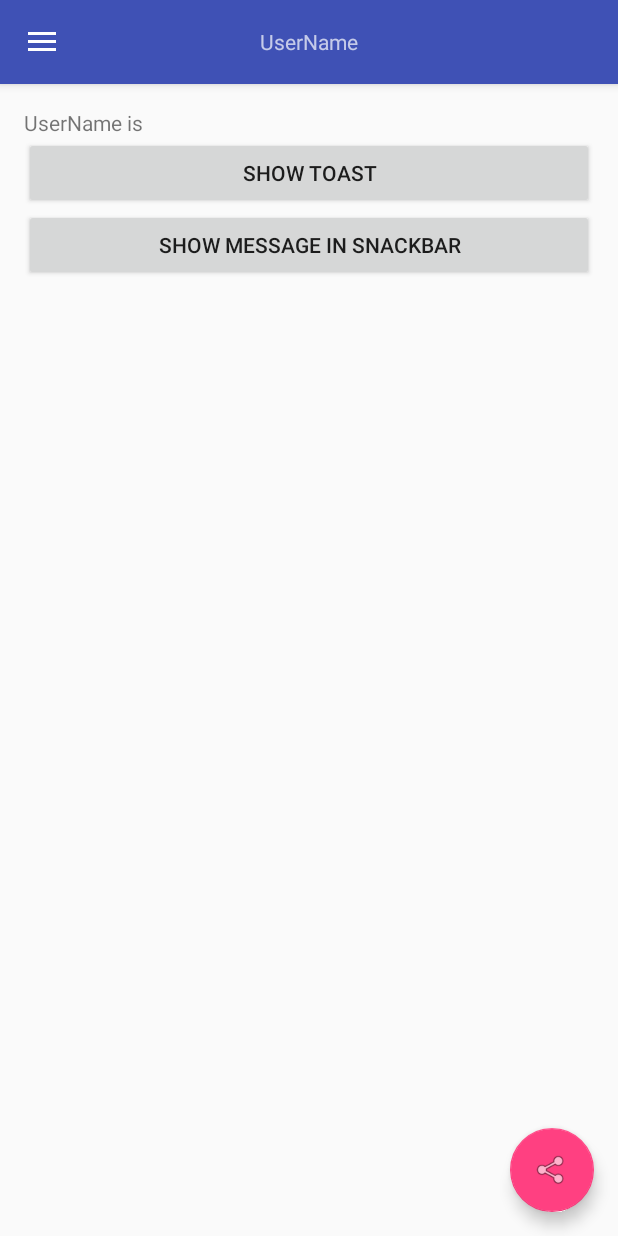
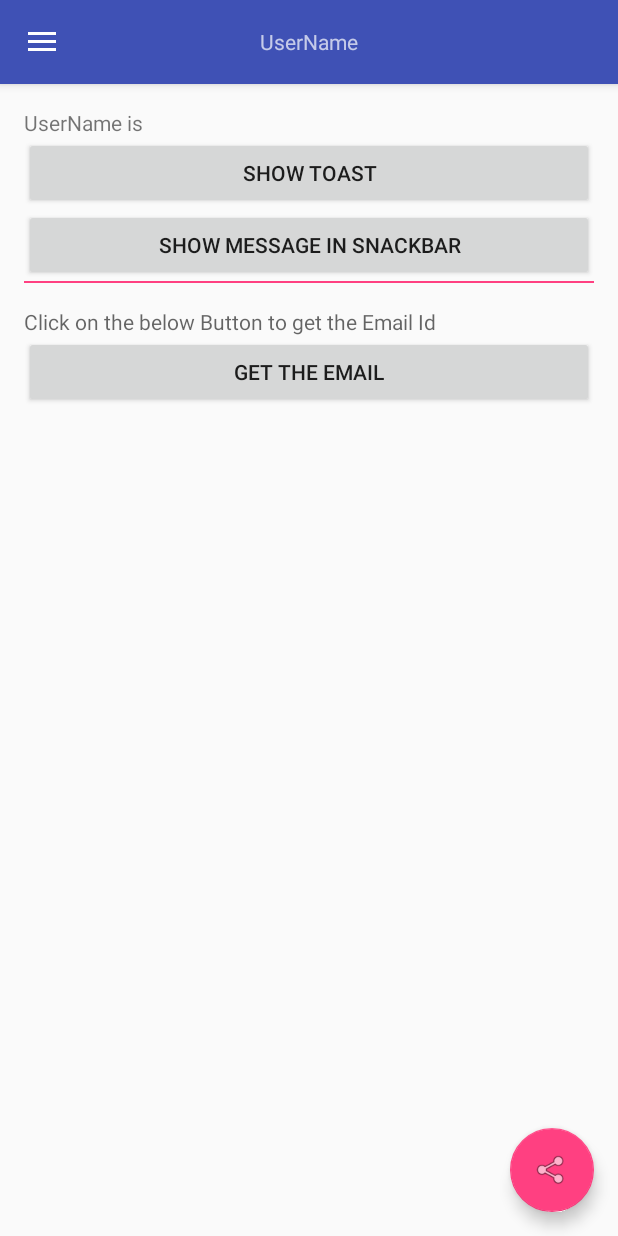
Before and after one commit to TechnoBlogger14o3/Kotlin-Demo, an Android app: the fragment FragmentNextWithBundle placed in its activity, on a phone screen of 412 x 824 dp. Run offline under Robolectric (Android 15) with nearby library versions, the phone set to English and light mode, and no system bars; our stand-ins replace data binding; 1 statement that could not run was skipped.

Commit message:
Updated with Shared Preferences

```diff
--- a/app/src/main/AndroidManifest.xml
+++ b/app/src/main/AndroidManifest.xml
@@ -2,14 +2,15 @@
 <manifest xmlns:android="http://schemas.android.com/apk/res/android"
     package="com.kotlin.demo">
 
-    <uses-permission android:name="android.permission.INTERNET"/>
-    <uses-permission android:name="android.permission.ACCESS_NETWORK_STATE"/>
+    <uses-permission android:name="android.permission.INTERNET" />
+    <uses-permission android:name="android.permission.ACCESS_NETWORK_STATE" />
 
     <application
         android:name=".AppSingleton"
         android:allowBackup="true"
         android:icon="@mipmap/ic_launcher"
         android:label="@string/app_name"
+        android:largeHeap="true"
         android:supportsRtl="true"
         android:theme="@style/AppTheme">
         <activity android:name=".activities.SplashActivity">
--- a/app/src/main/java/com/kotlin/demo/AppSingleton.kt
+++ b/app/src/main/java/com/kotlin/demo/AppSingleton.kt
@@ -3,6 +3,7 @@ package com.kotlin.demo
 import android.app.Application
 
 import com.kotlin.demo.activities.MainActivity
+import com.kotlin.demo.supports.AppPreferences
 import com.kotlin.demo.utility.FragmentOrganiser
 
 
@@ -38,8 +39,14 @@ class AppSingleton : Application() {
         fragmentOrganiser = null
     }
 
+    override fun onCreate() {
+        appPreference = AppPreferences(applicationContext)
+        super.onCreate()
+    }
+
     companion object {
         private var appSingleton: AppSingleton? = null
+        var appPreference: AppPreferences? = null
         val instance: AppSingleton
             get() {
                 if (appSingleton == null)
--- a/app/src/main/java/com/kotlin/demo/activities/MainActivity.kt
+++ b/app/src/main/java/com/kotlin/demo/activities/MainActivity.kt
@@ -37,7 +37,7 @@ class MainActivity : AppCompatActivity(), NavigationView.OnNavigationItemSelecte
         super.onCreate(savedInstanceState)
         val activityMainBinding: ActivityMainBinding = DataBindingUtil.setContentView(this, R.layout.activity_main)
 
-        toolbar.setTitle(" ")
+        toolbar.title = " "
         setSupportActionBar(toolbar)
 
         fab.setOnClickListener { _ ->
--- a/app/src/main/java/com/kotlin/demo/fragments/FragmentHome.kt
+++ b/app/src/main/java/com/kotlin/demo/fragments/FragmentHome.kt
@@ -7,16 +7,20 @@ import android.view.LayoutInflater
 import android.view.View
 import android.view.ViewGroup
 import com.kotlin.demo.AppSingleton
+import com.kotlin.demo.AppSingleton.Companion.appPreference
 import com.kotlin.demo.R
 import com.kotlin.demo.databinding.FragmentHomeBinding
 import com.kotlin.demo.supports.AppConstants
-import com.kotlin.demo.utility.AppLogger
+import com.kotlin.demo.supports.AppPreferences
+import com.kotlin.demo.utility.MyValidations
 
 /***
  * Created by Techno Blogger on 18/10/17.
  */
 class FragmentHome : Fragment() {
 
+    var strUserName: String = ""
+    var strEmail: String = ""
 
     override fun onCreateView(inflater: LayoutInflater?, container: ViewGroup?, savedInstanceState: Bundle?): View? {
         val fragmentHomeBinding: FragmentHomeBinding = DataBindingUtil.inflate(inflater, R.layout.fragment_home, container, false)
@@ -24,14 +28,16 @@ class FragmentHome : Fragment() {
 
         AppSingleton.instance.activityInstance!!.setTitle(resources.getString(R.string.home))
 
+        appPreference = (AppPreferences(context))
+        val userName = AppSingleton.appPreference!!.userEmail
 
         // Implementing onClickListener on Button
         fragmentHomeBinding.btnNext.setOnClickListener {
-            val userName: String = fragmentHomeBinding.edtUser.text.toString()
-            if (userName.length > 3) {
+            strUserName = fragmentHomeBinding.edtUser.text.toString()
+            if (strUserName.length > 3) {
                 val bundle = Bundle()
-                bundle.putString(AppConstants.BundleKeys().strBundleUserName, userName)
-                AppSingleton.instance.flowOrganization.replace(FragmentNextWithBundle(), bundle, false)
+                bundle.putString(AppConstants.BundleKeys().strBundleUserName, strUserName)
+                AppSingleton.instance.flowOrganization.replace(FragmentNextWithBundle(), bundle, true)
             } else {
                 AppSingleton.instance.activityInstance!!.showSnackBar(rootView, AppConstants.Constants().strEnterValidUserName)
             }
@@ -39,7 +45,19 @@ class FragmentHome : Fragment() {
 
         fragmentHomeBinding.btnReset.setOnClickListener {
             fragmentHomeBinding.edtUser.setText("")
+            AppSingleton.appPreference!!.userEmail = ""
         }
+
+        fragmentHomeBinding.btnSave.setOnClickListener {
+            strEmail = fragmentHomeBinding.edtEmail.text.toString()
+            if (MyValidations().isValidEmail(strEmail)) {
+                AppSingleton.appPreference!!.userEmail = strEmail
+                AppSingleton.instance.activityInstance!!.showSnackBar(rootView, AppConstants.Constants().strUserNameSaved)
+            } else {
+                AppSingleton.instance.activityInstance!!.showSnackBar(rootView, AppConstants.Constants().strEnterValidEmail)
+            }
+        }
+
         return rootView
     }
 
--- a/app/src/main/java/com/kotlin/demo/fragments/FragmentNextWithBundle.kt
+++ b/app/src/main/java/com/kotlin/demo/fragments/FragmentNextWithBundle.kt
@@ -19,21 +19,27 @@ import com.kotlin.demo.supports.AppConstants
 class FragmentNextWithBundle : Fragment(), View.OnClickListener {
 
     var userName: String = ""
+    var userEmail: String = ""
+    private lateinit var fragmentNext: FragmentNextBinding
+
     @SuppressLint("SetTextI18n")
     override fun onCreateView(inflater: LayoutInflater?, container: ViewGroup?, savedInstanceState: Bundle?): View? {
-        val fragmentNext: FragmentNextBinding = DataBindingUtil.inflate(inflater, R.layout.fragment_next, container, false)
+        fragmentNext = DataBindingUtil.inflate(inflater, R.layout.fragment_next, container, false)
         val rootView = fragmentNext.root
 
         AppSingleton.instance.activityInstance!!.setTitle(resources.getString(R.string.username))
+        // Getting value by Bundle
         val args = arguments
         userName = args.getString(AppConstants.BundleKeys().strBundleUserName)
 
-        if (userName != null) {
-            fragmentNext.txtUserName.text = "UserName is $userName"
-        }
+        // Getting value by Shared Preferences
+        userEmail = AppSingleton.appPreference!!.userEmail
+
+        fragmentNext.txtUserName.text = "UserName is $userName"
 
         fragmentNext.btnSnackBar.setOnClickListener(this)
         fragmentNext.btnToast.setOnClickListener(this)
+        fragmentNext.btnGetEmail.setOnClickListener(this)
         return rootView
     }
 
@@ -41,7 +47,11 @@ class FragmentNextWithBundle : Fragment(), View.OnClickListener {
         when (view!!.id) {
             R.id.btnToast -> Toast.makeText(AppSingleton.instance.activityInstance, userName, Toast.LENGTH_SHORT).show()
             R.id.btnSnackBar -> AppSingleton.instance.activityInstance!!.showSnackBar(view, userName)
+            R.id.btnGetEmail -> if (userEmail == "") {
+                AppSingleton.instance.activityInstance!!.showSnackBar(view, AppConstants.Constants().strEmailNotProvided)
+            } else {
+                fragmentNext.txtUserEmail.text = userEmail
+            }
         }
     }
-
 }
--- a/app/src/main/java/com/kotlin/demo/supports/AppConstants.kt
+++ b/app/src/main/java/com/kotlin/demo/supports/AppConstants.kt
@@ -7,6 +7,9 @@ interface AppConstants {
     class Constants {
         val strPressTwice = "Press Twice To Exit"
         val strEnterValidUserName = "Please Enter Valid UserName"
+        val strEnterValidEmail = "Please Enter Valid Email"
+        val strUserNameSaved = "Email is Saved"
+        val strEmailNotProvided = "Email was Not Provided"
         val strTitleHome = "Home"
         val strTitleUserName = "UserName"
         val strImageUrl = "https://koenig-media.raywenderlich.com/uploads/2016/07/Kotlin-feature.png"
--- /dev/null
+++ b/app/src/main/java/com/kotlin/demo/supports/AppPreferences.kt
@@ -0,0 +1,17 @@
+package com.kotlin.demo.supports
+
+import android.content.Context
+import android.content.SharedPreferences
+
+/***
+ * Created by Techno Blogger on 23/10/17.
+ */
+class AppPreferences(context: Context) {
+
+    val PREFS_FILENAME = "com.kotlin.demo"
+    val sharedPreferences: SharedPreferences = context.getSharedPreferences(PREFS_FILENAME, 0)
+
+    var userEmail: String
+        get() = sharedPreferences.getString(AppConstants.PrefrenceKeys().strPrefUserName, "")
+        set(value) = sharedPreferences.edit().putString(AppConstants.PrefrenceKeys().strPrefUserName, value).apply()
+}
--- a/app/src/main/res/layout/fragment_next.xml
+++ b/app/src/main/res/layout/fragment_next.xml
@@ -14,18 +14,38 @@
             android:clickable="false"
             android:focusable="false" />
 
-
         <Button
             android:id="@+id/btnToast"
             android:layout_width="match_parent"
             android:layout_height="wrap_content"
-            android:text="Show Toast" />
+            android:text="@string/show_toast" />
 
         <Button
             android:id="@+id/btnSnackBar"
             android:layout_width="match_parent"
             android:layout_height="wrap_content"
-            android:text="Show Message in Snackbar" />
+            android:text="@string/show_message_in_snackbar" />
+
+        <View
+            android:layout_width="match_parent"
+            android:layout_height="1dp"
+            android:background="@color/colorAccent" />
+
+        <TextView
+            android:id="@+id/txtUserEmail"
+            android:layout_width="match_parent"
+            android:layout_height="wrap_content"
+            android:layout_marginTop="@dimen/activity_horizontal_margin"
+            android:clickable="false"
+            android:focusable="false"
+            android:hint="@string/click_on_the_below_button_to_get_the_email_id" />
+
+
+        <Button
+            android:id="@+id/btnGetEmail"
+            android:layout_width="match_parent"
+            android:layout_height="wrap_content"
+            android:text="@string/get" />
 
     </LinearLayout>
 </layout>
--- a/app/src/main/res/values/strings.xml
+++ b/app/src/main/res/values/strings.xml
@@ -6,12 +6,18 @@
 
     <string name="action_settings">Settings</string>
     <string name="type_your_name">Type Your Name</string>
+    <string name="type_your_email">Type Your eMail</string>
     <string name="go_to_next_fragment">Go to Next Fragment</string>
     <string name="reset">Reset</string>
+    <string name="save">Save the Email</string>
+    <string name="get">Get the Email</string>
     <string name="your_name">Your Name is :</string>
     <string name="home">Home</string>
     <string name="image">Image Download</string>
     <string name="logout">LogOut</string>
     <string name="username">UserName</string>
     <string name="sample_image_downloading_using_glide">Sample Image Downloading using Glide, Click on the below button to Download</string>
+    <string name="show_message_in_snackbar">Show Message in Snackbar</string>
+    <string name="show_toast">Show Toast</string>
+    <string name="click_on_the_below_button_to_get_the_email_id">Click on the below Button to get the Email Id</string>
 </resources>
```
Also changed, not shown: app/src/main/java/com/kotlin/demo/utility/MyValidations.kt (added, +22 -0 lines), app/src/main/res/layout/fragment_home.xml (+14 -1 lines).
